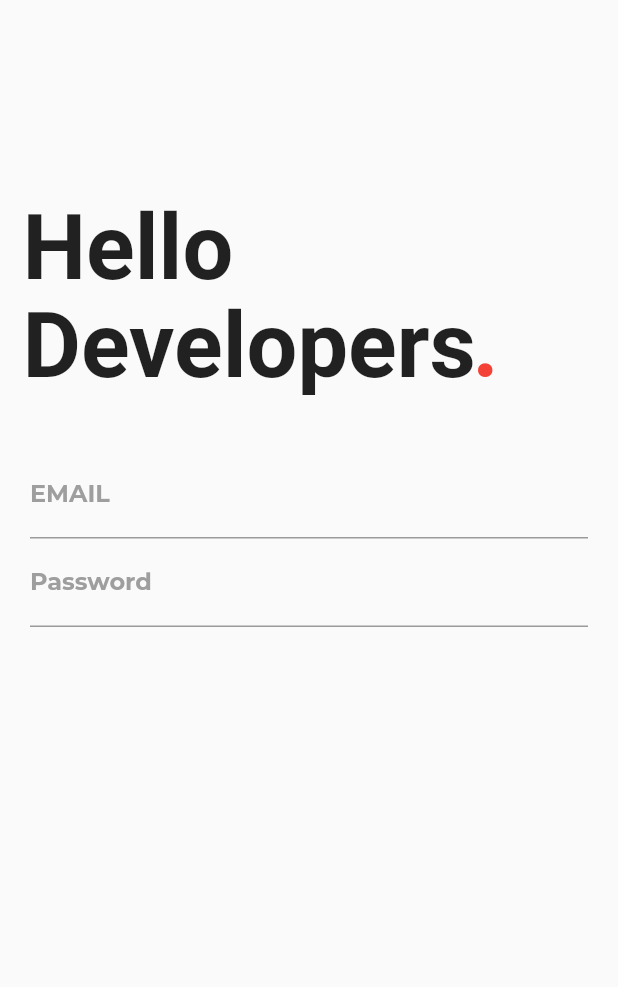
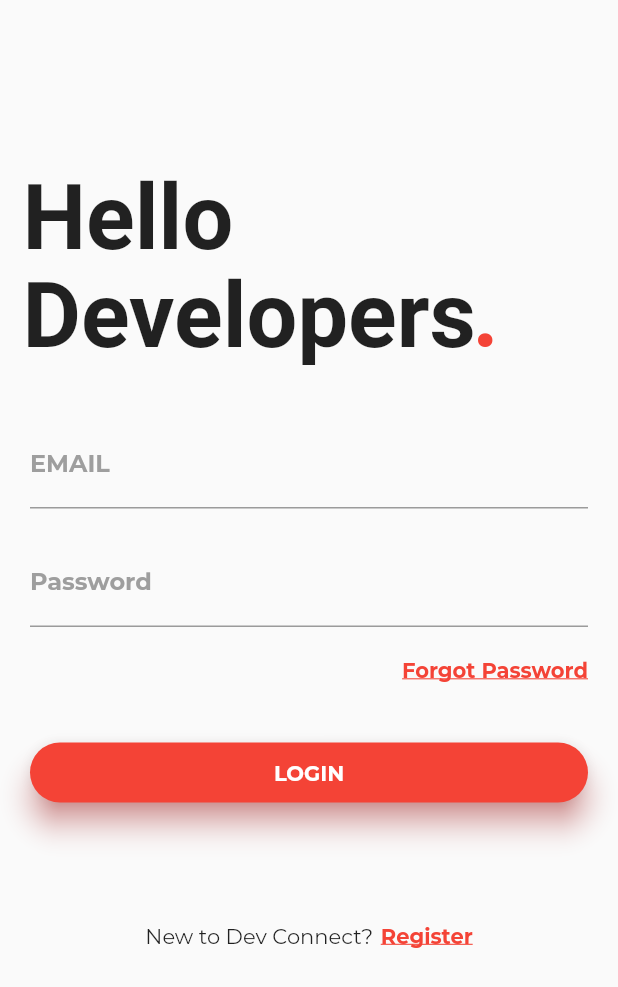
Before and after one commit to SASWAT123/chat_application, a Flutter app: the screen it shows after launch, on a phone screen of 412 x 824 dp. Shown: the top 987 px of the screen. Run offline on Flutter 3.47's test engine with Material 2 defaults, Android fonts, the phone set to English and light mode, and no system bars; project files that could hold a hidden picture were left out.

Commit message:
Added signup screen

```diff
--- a/lib/Screens/signIn.dart
+++ b/lib/Screens/signIn.dart
@@ -1,4 +1,5 @@
 import 'package:flutter/material.dart';
+import 'signUp.dart';
 
 class SignIn extends StatefulWidget{
   @override
@@ -9,15 +10,15 @@ class _SignIn extends State<SignIn>{
   @override
   Widget build(BuildContext context) {
     return new Scaffold(
-      resizeToAvoidBottomInset: true,
-      body: Column(
+        resizeToAvoidBottomPadding: false,
+        body: Column(
         crossAxisAlignment: CrossAxisAlignment.start,
         children: <Widget>[
           Container(
             child: Stack(
               children: <Widget>[
                 Container(
-                  padding: EdgeInsets.fromLTRB(15.0, 130.0, 0.0, 0.0),
+                  padding: EdgeInsets.fromLTRB(15.0, 110.0, 0.0, 0.0),
                   child: Text(
                     "Hello",
                     style: TextStyle(
@@ -27,7 +28,7 @@ class _SignIn extends State<SignIn>{
                   ),
                 ),
                 Container(
-                  padding: EdgeInsets.fromLTRB(15.0, 195.0, 0.0, 0.0),
+                  padding: EdgeInsets.fromLTRB(15.0, 175.0, 0.0, 0.0),
                   child: Text(
                     "Developers",
                     style: TextStyle(
@@ -37,7 +38,7 @@ class _SignIn extends State<SignIn>{
                   ),
                 ),
                 Container(
-                  padding: EdgeInsets.fromLTRB(315.0, 195.0, 0.0, 0.0),
+                  padding: EdgeInsets.fromLTRB(315.0, 175.0, 0.0, 0.0),
                   child: Text(
                     ".",
                     style: TextStyle(
@@ -69,6 +70,7 @@ class _SignIn extends State<SignIn>{
                     )
                   ),
                 ),
+                SizedBox(height: 20.0),
                 TextField(
                   decoration: InputDecoration(
                       labelText: "Password",
@@ -84,9 +86,76 @@ class _SignIn extends State<SignIn>{
                       ),
                   ),
                   obscureText: true,
+                ),
+                SizedBox(height: 5.0),
+                Container(
+                  alignment: Alignment(1.0, 0.0),
+                  padding: EdgeInsets.only(top: 15.0, left: 20.0),
+                  child: InkWell(
+                    onTap: () {},
+                    child: Text(
+                      "Forgot Password",
+                      style: TextStyle(
+                        color: Colors.red,
+                        fontWeight: FontWeight.bold,
+                        fontFamily: "Montserrat",
+                        decoration: TextDecoration.underline
+                      ),
+                    ),
+                  ),
+                ),
+                SizedBox(height: 40.0),
+                Container(
+                  height: 40.0,
+                  child: Material(
+                    borderRadius: BorderRadius.circular(20.0),
+                    shadowColor: Colors.redAccent,
+                    color: Colors.red,
+                    elevation: 8.0,
+                    child: GestureDetector(
+                      onTap: () {},
+                      child: Center(
+                        child: Text(
+                          "LOGIN",
+                          style: TextStyle(
+                            color: Colors.white,
+                            fontWeight: FontWeight.bold,
+                            fontFamily: "Montserrat"
+                          )
+                        ),
+                      )
+                    )
+                  ),
                 )
               ],
             ),
+          ),
+          SizedBox(height: 80.0),
+          Row(
+            mainAxisAlignment: MainAxisAlignment.center,
+            children: <Widget>[
+              Text(
+                "New to Dev Connect?",
+                style: TextStyle(
+                  fontFamily: 'Montserrat',
+                ),
+              ),
+              SizedBox(width: 5.0),
+              InkWell(
+                onTap: () {
+                  Navigator.of(context).pushNamed('/signup');
+                },
+                child: Text(
+                  "Register",
+                  style: TextStyle(
+                    color: Colors.red,
+                    fontFamily: "Montserrat",
+                    fontWeight: FontWeight.bold,
+                    decoration: TextDecoration.underline
+                  ),
+                ),
+              )
+            ],
           )
         ]
       ),
--- a/lib/main.dart
+++ b/lib/main.dart
@@ -1,5 +1,6 @@
 import 'package:flutter/material.dart';
 import 'Screens/signIn.dart';
+import 'Screens/signUp.dart';
 
 void main() => runApp(MyApp());
 
@@ -9,6 +10,9 @@ class MyApp extends StatelessWidget {
   Widget build(BuildContext context) {
     return new MaterialApp(
       debugShowCheckedModeBanner: false,
+      routes: <String, WidgetBuilder>{
+        '/signup': (BuildContext context) => new SignupPage()
+      },
       home: SignIn(),
     );
   }
```
Also changed, not shown: lib/Screens/signUp.dart (+132 -0 lines).
